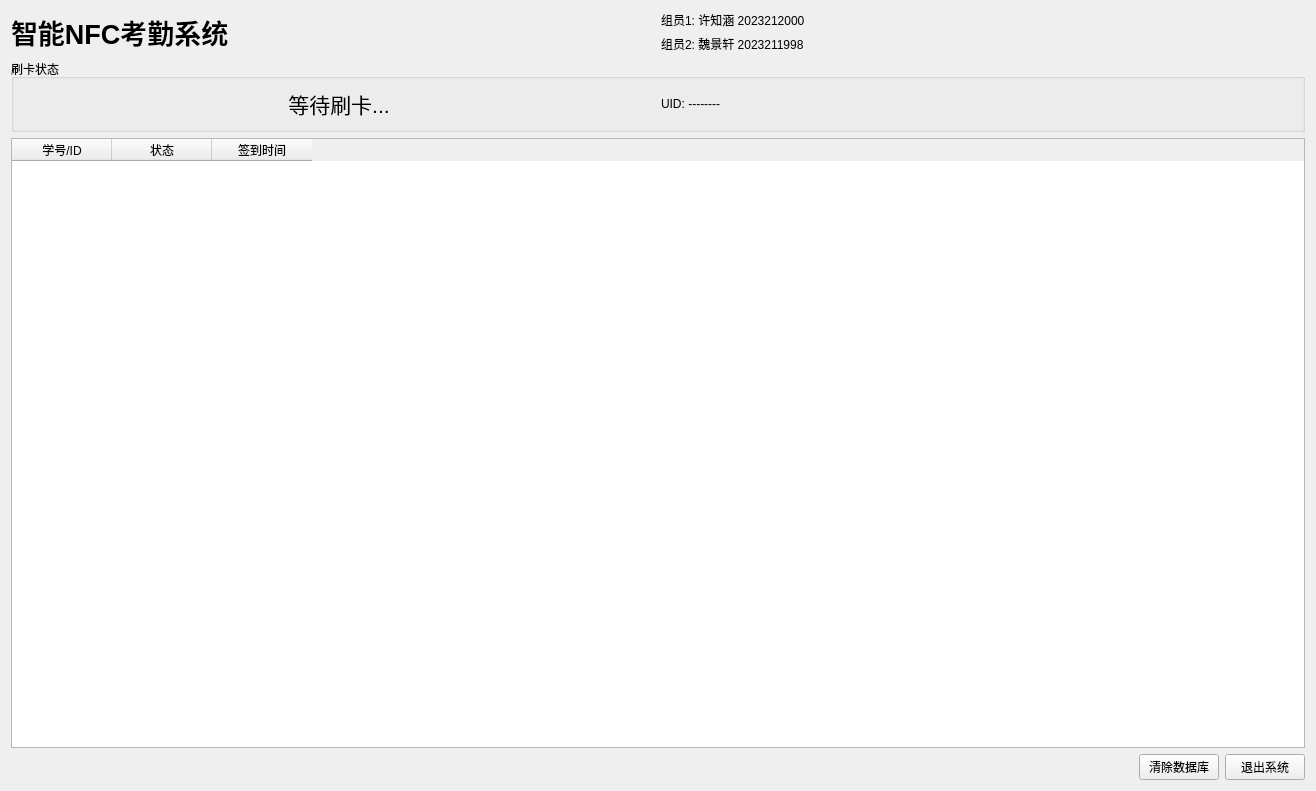
Before: the Qt Designer form expTest/mainwindow.ui in Thrautumn/test_for_exp, drawn with Qt 5.
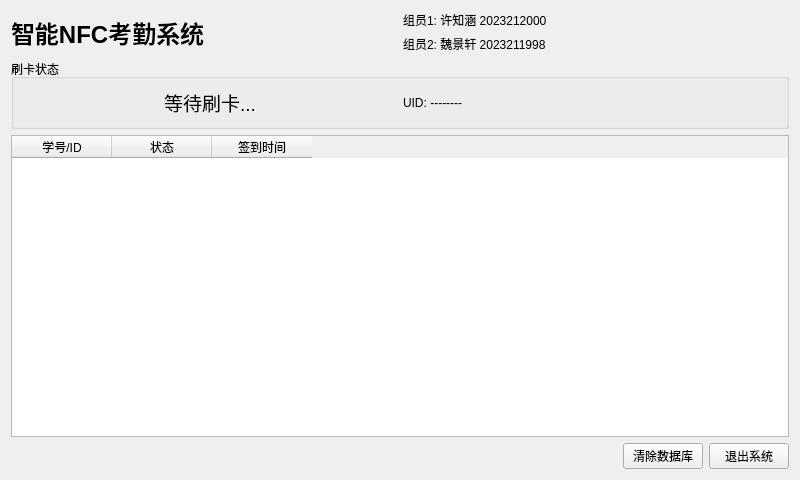
After: the same form once the commit is applied.

Commit message: 修改了分辨率显示

What changed in the file:
```diff
--- a/expTest/mainwindow.ui
+++ b/expTest/mainwindow.ui
@@ -6,8 +6,8 @@
    <rect>
     <x>0</x>
     <y>0</y>
-    <width>1316</width>
-    <height>791</height>
+    <width>800</width>
+    <height>480</height>
    </rect>
   </property>
   <property name="windowTitle">
@@ -20,7 +20,7 @@
       <widget class="QLabel" name="lbl_Title">
        <property name="font">
         <font>
-         <pointsize>20</pointsize>
+         <pointsize>18</pointsize>
          <weight>75</weight>
          <bold>true</bold>
         </font>
@@ -60,7 +60,7 @@
        <widget class="QLabel" name="lbl_Status">
         <property name="font">
          <font>
-          <pointsize>16</pointsize>
+          <pointsize>14</pointsize>
          </font>
         </property>
         <property name="text">
@@ -109,8 +109,8 @@
        </property>
        <property name="sizeHint" stdset="0">
         <size>
-         <width>0</width>
-         <height>0</height>
+         <width>40</width>
+         <height>20</height>
         </size>
        </property>
       </spacer>
```
Left out of the diff: 1 changed line with no effect on the pictures.
